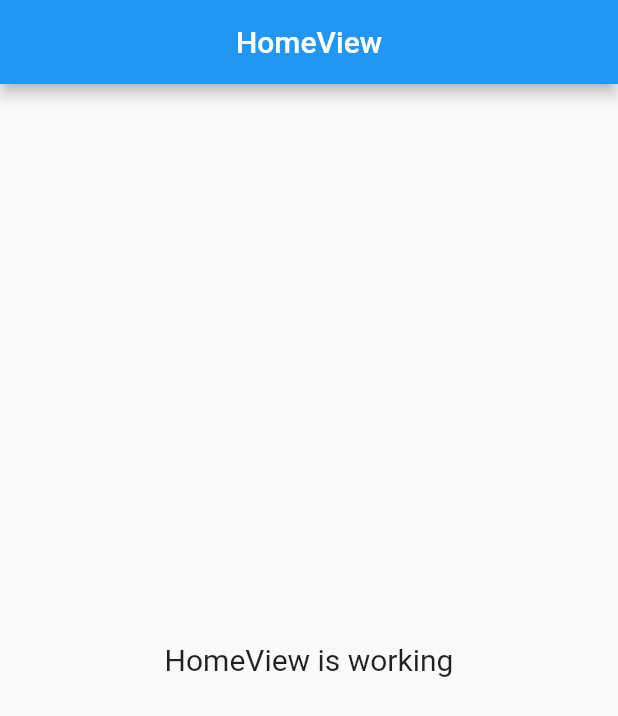
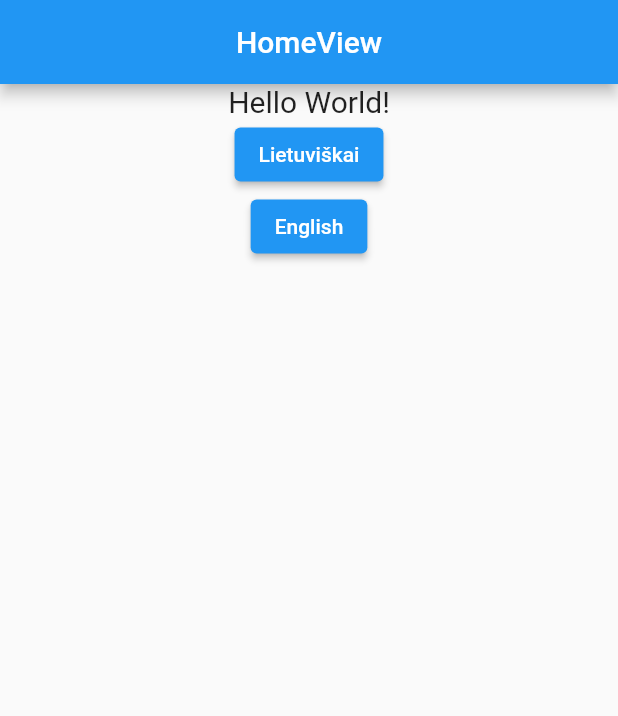
Before and after one commit to asas1313/money_calculator_v2, a Flutter app: the screen it shows after launch, on a phone screen of 412 x 824 dp. Shown: the top 716 px of the screen. Run offline on Flutter 3.47's test engine with Material 2 defaults, Android fonts, the phone set to English and light mode, and no system bars; our stand-ins replace get.

Commit message:
Localization implemented

```diff
--- /dev/null
+++ b/lib/app/core/values/languages/en_US.dart
@@ -0,0 +1,5 @@
+import 'message_keys.dart';
+
+Map<String, String> en_US = {
+  MessageKeys.hello: "Hello World!",
+};
--- /dev/null
+++ b/lib/app/core/values/languages/lt_LT.dart
@@ -0,0 +1,5 @@
+import 'message_keys.dart';
+
+Map<String, String> lt_LT = {
+  MessageKeys.hello: "Labas Pasauli!",
+};
--- /dev/null
+++ b/lib/app/core/values/languages/message_keys.dart
@@ -0,0 +1,5 @@
+class MessageKeys {
+  MessageKeys._();
+
+  static const hello = 'hello';
+}
--- /dev/null
+++ b/lib/app/data/services/app_controller.dart
@@ -0,0 +1,15 @@
+import 'dart:ui';
+
+import 'package:get/get.dart';
+
+class AppController extends GetxController {
+  final _locale = 'en_US'.obs;
+
+  String get locale => _locale.value;
+
+  set locale(String value) {
+    Get.updateLocale(Locale(value));
+    _locale.value = value;
+    print('Locale set to: ${_locale.value}.');
+  }
+}
--- a/lib/app/modules/home/views/home_view.dart
+++ b/lib/app/modules/home/views/home_view.dart
@@ -1,21 +1,35 @@
 import 'package:flutter/material.dart';
-
 import 'package:get/get.dart';
+import 'package:money_calculator_v2/app/core/values/languages/message_keys.dart';
+import 'package:money_calculator_v2/app/data/services/app_controller.dart';
 
 import '../controllers/home_controller.dart';
 
 class HomeView extends GetView<HomeController> {
   @override
   Widget build(BuildContext context) {
+    final _appController = Get.find<AppController>();
     return Scaffold(
       appBar: AppBar(
         title: Text('HomeView'),
         centerTitle: true,
       ),
       body: Center(
-        child: Text(
-          'HomeView is working',
-          style: TextStyle(fontSize: 20),
+        child: Column(
+          children: [
+            Text(
+              MessageKeys.hello.tr,
+              style: TextStyle(fontSize: 20),
+            ),
+            ElevatedButton(
+              onPressed: () => _appController.locale = 'lt_LT',
+              child: Text('Lietuviškai'),
+            ),
+            ElevatedButton(
+              onPressed: () => _appController.locale = 'en_EN',
+              child: Text('English'),
+            ),
+          ],
         ),
       ),
     );
--- a/lib/app/routes/app_routes.dart
+++ b/lib/app/routes/app_routes.dart
@@ -5,8 +5,10 @@ abstract class Routes {
   Routes._();
 
   static const HOME = _Paths.HOME;
+  static const AUTH = _Paths.AUTH;
 }
 
 abstract class _Paths {
   static const HOME = '/home';
+  static const AUTH = '/auth';
 }
--- a/pubspec.yaml
+++ b/pubspec.yaml
@@ -1,12 +1,11 @@
 name: money_calculator_v2
 version: 1.0.0+1
 publish_to: none
-description: A new Flutter project.
+description: A Flutter application for calculating hosehold income and expensies.
 environment:
   sdk: '>=2.12.0 <3.0.0'
 
 dependencies:
-  cupertino_icons: ^1.0.2
   get: 4.3.4
   flutter:
     sdk: flutter
```
Also changed, not shown: lib/app/core/values/app_translations.dart (added, +12 -0 lines), lib/app/modules/auth/bindings/auth_binding.dart (added, +12 -0 lines), lib/app/modules/auth/controllers/auth_controller.dart (added, +22 -0 lines), lib/app/modules/auth/views/auth_view.dart (added, +22 -0 lines), lib/app/routes/app_pages.dart (+7 -1 lines), lib/main.dart (+9 -3 lines), pubspec.lock.
